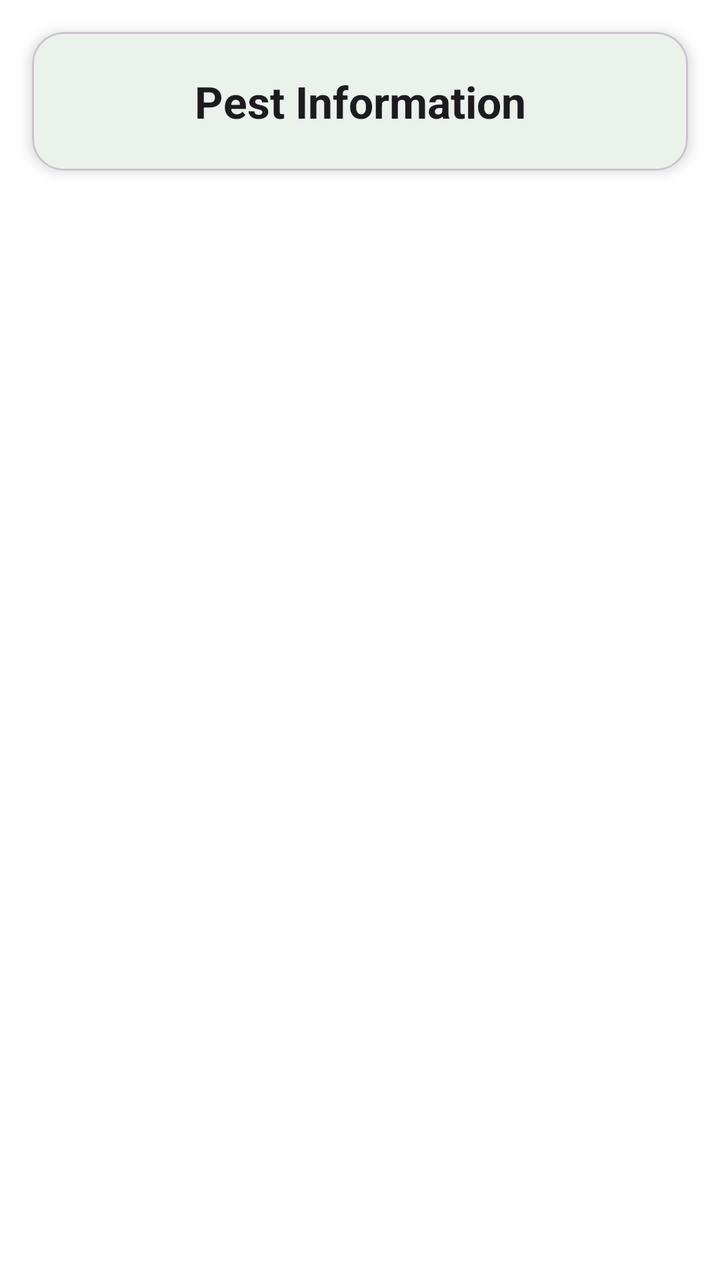
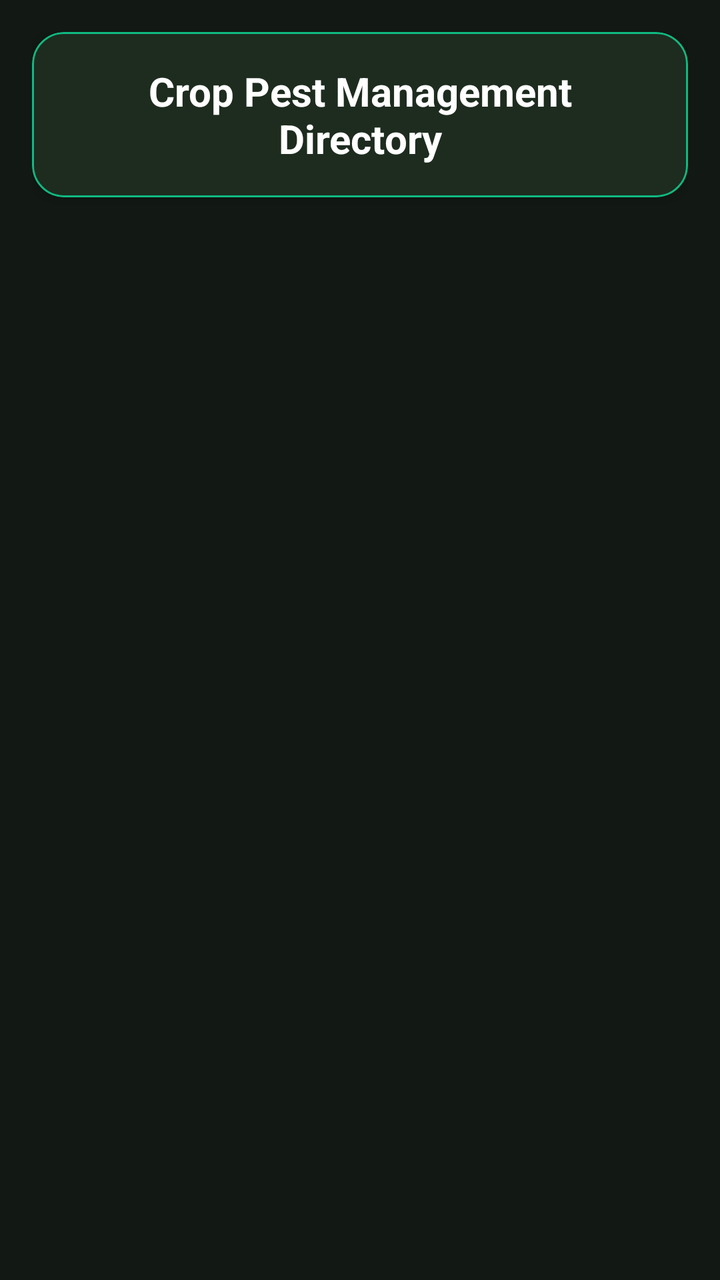

Before-and-after screenshots of an Android layout around one commit, followed by the original layout XML and the change that was made.
<!-- AndroidManifest.xml: application theme Theme.SmartAgriculture -->
<!-- res/layout/fragment_pest.xml -->
<?xml version="1.0" encoding="utf-8"?>
<androidx.constraintlayout.widget.ConstraintLayout xmlns:android="http://schemas.android.com/apk/res/android"
    xmlns:app="http://schemas.android.com/apk/res-auto"
    android:layout_width="match_parent"
    android:layout_height="match_parent"
    android:background="?attr/colorSurface">

    <com.google.android.material.card.MaterialCardView
        android:id="@+id/cvHeader"
        android:layout_width="match_parent"
        android:layout_height="wrap_content"
        android:layout_margin="16dp"
        app:cardBackgroundColor="?attr/colorSurface"
        app:cardCornerRadius="16dp"
        app:cardElevation="4dp"
        app:layout_constraintTop_toTopOf="parent">

        <TextView
            android:id="@+id/tvTitle"
            android:layout_width="match_parent"
            android:layout_height="wrap_content"
            android:padding="20dp"
            android:text="Pest Information"
            android:textColor="?attr/colorOnSurface"
            android:textSize="22sp"
            android:textStyle="bold"
            android:gravity="center"/>
    </com.google.android.material.card.MaterialCardView>

    <androidx.recyclerview.widget.RecyclerView
        android:id="@+id/rvPest"
        android:layout_width="match_parent"
        android:layout_height="0dp"
        android:paddingTop="8dp"
        android:paddingBottom="16dp"
        android:clipToPadding="false"
        app:layout_constraintTop_toBottomOf="@id/cvHeader"
        app:layout_constraintBottom_toBottomOf="parent" />

</androidx.constraintlayout.widget.ConstraintLayout>
<!-- resources referenced by this layout -->
<resources>
  <style name="Theme.SmartAgriculture" parent="Base.Theme.SmartAgriculture" />
  <style name="Base.Theme.SmartAgriculture" parent="Theme.Material3.DayNight.NoActionBar">
          
          <item name="colorPrimary">@color/colorPrimary</item>
          <item name="colorPrimaryVariant">@color/colorPrimaryVariant</item>
          <item name="colorOnPrimary">@color/colorOnPrimary</item>
          
          
          <item name="colorSecondary">@color/colorSecondary</item>
          <item name="colorSecondaryVariant">@color/colorSecondaryVariant</item>
          <item name="colorOnSecondary">@color/colorOnSecondary</item>
          
          
          <item name="android:colorBackground">@color/colorBackground</item>
          <item name="colorSurface">@color/colorSurface</item>
          
          
          <item name="fontFamily">sans-serif</item>
      </style>
  <color name="colorPrimary">#2E7D32</color>
  <color name="colorPrimaryVariant">#1B5E20</color>
  <color name="colorOnPrimary">#FFFFFF</color>
  <color name="colorSecondary">#81C784</color>
  <color name="colorSecondaryVariant">#66BB6A</color>
  <color name="colorOnSecondary">#000000</color>
  <color name="colorBackground">#F5F5F5</color>
  <color name="colorSurface">#FFFFFF</color>
</resources>

<!-- the commit's change to res/layout/fragment_pest.xml (unified diff, before → after) -->
@@ -3,26 +3,28 @@
     xmlns:app="http://schemas.android.com/apk/res-auto"
     android:layout_width="match_parent"
     android:layout_height="match_parent"
-    android:background="?attr/colorSurface">
+    android:background="#121814"
+    android:padding="16dp">
 
     <com.google.android.material.card.MaterialCardView
         android:id="@+id/cvHeader"
         android:layout_width="match_parent"
         android:layout_height="wrap_content"
-        android:layout_margin="16dp"
-        app:cardBackgroundColor="?attr/colorSurface"
+        app:cardBackgroundColor="#1C241E"
         app:cardCornerRadius="16dp"
         app:cardElevation="4dp"
+        app:strokeColor="#10B981"
+        app:strokeWidth="1dp"
         app:layout_constraintTop_toTopOf="parent">
 
         <TextView
             android:id="@+id/tvTitle"
             android:layout_width="match_parent"
             android:layout_height="wrap_content"
-            android:padding="20dp"
-            android:text="Pest Information"
-            android:textColor="?attr/colorOnSurface"
-            android:textSize="22sp"
+            android:padding="16dp"
+            android:text="Crop Pest Management Directory"
+            android:textColor="#FFFFFF"
+            android:textSize="20sp"
             android:textStyle="bold"
             android:gravity="center"/>
     </com.google.android.material.card.MaterialCardView>
@@ -31,7 +33,7 @@
         android:id="@+id/rvPest"
         android:layout_width="match_parent"
         android:layout_height="0dp"
-        android:paddingTop="8dp"
+        android:layout_marginTop="12dp"
         android:paddingBottom="16dp"
         android:clipToPadding="false"
         app:layout_constraintTop_toBottomOf="@id/cvHeader"
<!-- resource entries referenced after the edit -->
@@ -13,8 +13,11 @@
           <item name="colorOnSecondary">@color/colorOnSecondary</item>
           
           
-          <item name="android:colorBackground">@color/colorBackground</item>
-          <item name="colorSurface">@color/colorSurface</item>
+          <item name="android:colorBackground">#121814</item>
+          <item name="colorSurface">#1C241E</item>
+          <item name="colorSurfaceVariant">#242E27</item>
+          <item name="colorOnSurface">#FFFFFF</item>
+          <item name="colorOnSurfaceVariant">#9CA3AF</item>
           
           
           <item name="fontFamily">sans-serif</item>
@@ -25,7 +28,5 @@
   <color name="colorSecondary">#81C784</color>
   <color name="colorSecondaryVariant">#66BB6A</color>
   <color name="colorOnSecondary">#000000</color>
-  <color name="colorBackground">#F5F5F5</color>
-  <color name="colorSurface">#FFFFFF</color>
 </resources>
 
